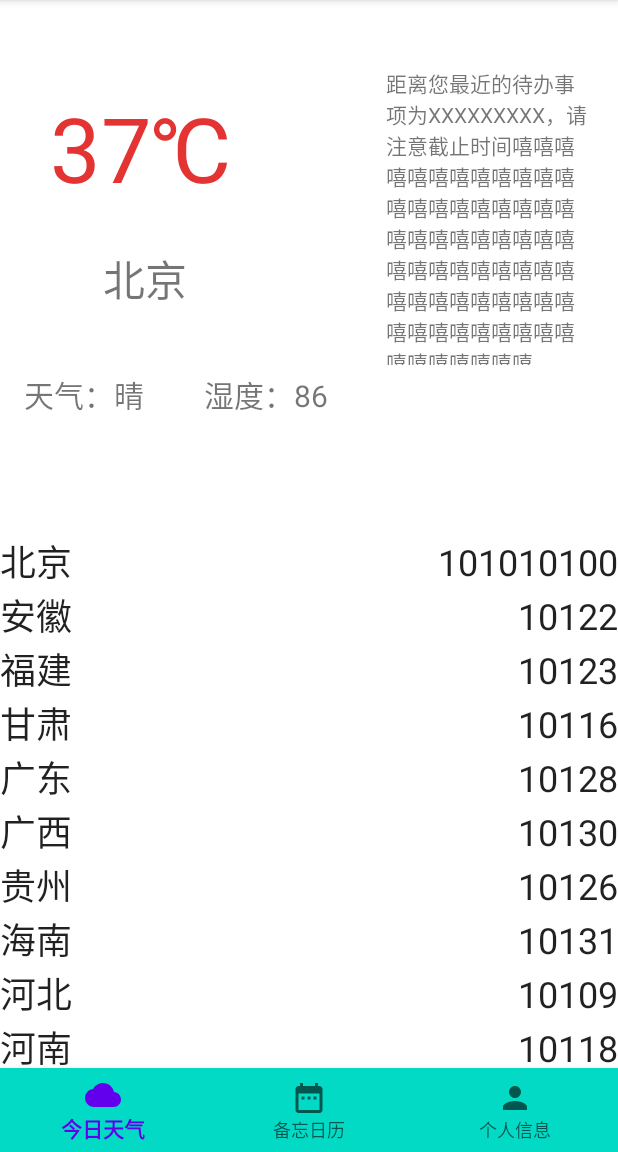
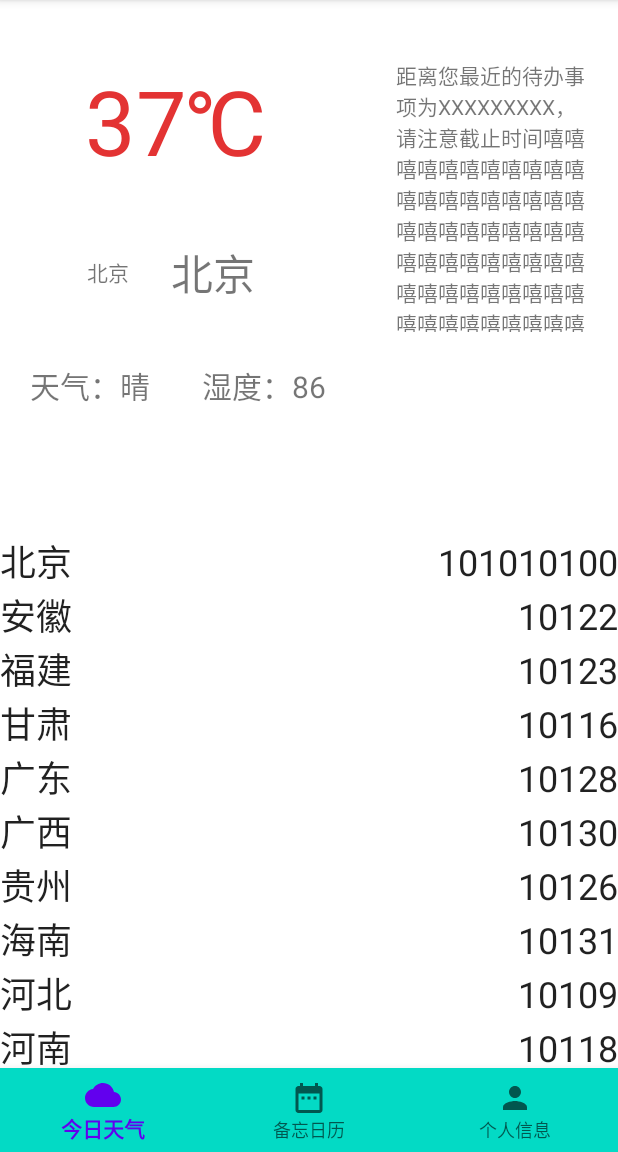
Before and after one commit to Ruiforandroid/TestGitForAndroid, an Android app: the screen it shows after launch (MainActivity), on a phone screen of 412 x 824 dp, the part 84-1236 px from its top. Run offline under Robolectric (Android 15) with nearby library versions, the phone set to English and light mode, and no system bars; our stand-ins replace Volley; network calls fail; 3 statements that could not run were skipped.

Commit message:
Fifth commit

```diff
--- a/app/src/main/java/com/example/androidexamproject/CloudFragment.kt
+++ b/app/src/main/java/com/example/androidexamproject/CloudFragment.kt
@@ -13,19 +13,19 @@ import android.widget.TextView
 import android.widget.Toast
 import androidx.recyclerview.widget.LinearLayoutManager
 import androidx.recyclerview.widget.RecyclerView
+import com.android.volley.toolbox.StringRequest
+import com.android.volley.toolbox.Volley
+import com.example.androidexamproject.weather.Weather
 import com.google.gson.Gson
 import com.google.gson.reflect.TypeToken
 import kotlinx.android.synthetic.main.fragment_cloud.*
 import java.io.BufferedReader
 import java.io.InputStreamReader
 
-private const val ARG_PARAM1 = "param1"
-private const val ARG_PARAM2 = "param2"
+const val cloudURL = "http://t.weather.itboy.net/api/weather/city/"
+
 
 class CloudFragment : Fragment() {
-
-    private var param1: String? = null
-    private var param2: String? = null
 
     lateinit var adapter: MyRecyclerViewAdapter
     lateinit var db: SQLiteDatabase
@@ -43,18 +43,48 @@ class CloudFragment : Fragment() {
     override fun onViewCreated(view: View, savedInstanceState: Bundle?) {
         super.onViewCreated(view, savedInstanceState)
 
-        val openSqLiteHelper = this.context?.let { MyOpenSqLiteHelper(it,2 ) }
+        val openSqLiteHelper = this.context?.let { MyOpenSqLiteHelper(it, 8)}
         if (openSqLiteHelper != null) {
             db = openSqLiteHelper.writableDatabase
         }
+        var cursor2 = db.query(TABLE_NAME_AREA, null, null, null, null, null, null)
+        if (!cursor2.moveToFirst()){
+            val cityname = "北京"
+            val citycode = "101010100"
+            val province = "北京"
+            val contentValues = ContentValues().apply {
+                put("cityname",cityname)
+                put("citycode",citycode)
+                put("province",province)
+            }
+            db.insert(TABLE_NAME_AREA,null,contentValues)
+        }
+        cursor2.moveToFirst()
+        Log.d("Cloud","成功一半")
+        val queue = Volley.newRequestQueue(this.context)
+        textView_province.text = cursor2.getString(cursor2.getColumnIndex("province")).toString()
+        textView_didian.text = cursor2.getString(cursor2.getColumnIndex("cityname")).toString()
+        val citycode = cursor2.getString(cursor2.getColumnIndex("citycode")).toString()
+        val url = (cloudURL+citycode).toString()
+        val stringRequest = StringRequest(url,{
+            val gson = Gson()
+            val WeatherType = object :TypeToken<Weather>(){}.type
+            val weather = gson.fromJson<Weather>(it,WeatherType)
+            textView_shidu.text = "湿度:" + weather.data.shidu
+            textView_tianqi.text = weather.data.forecast[0].type+"℃"
+            textView_wendu.text = weather.data.wendu
+            Log.d("Cloud","成功")
+        },{
+            Log.d("Cloud","失败")
+        })
+        queue.add(stringRequest)
+
         cursor = db.query(TABLE_NAME, null, null, null, null, null, null)
-
         adapter = MyRecyclerViewAdapter(cursor)
         recyclerView.adapter = adapter
         val layoutManager = LinearLayoutManager(this.context)
         layoutManager.orientation = LinearLayoutManager.VERTICAL
         recyclerView.layoutManager = layoutManager
-
         if (!cursor.moveToFirst()) {
             val str = readFileFromRaw(R.raw.citycodepri)
             val gson = Gson()
@@ -73,7 +103,6 @@ class CloudFragment : Fragment() {
                 reloadAllData()
             }
         }
-
     }
 
     fun reloadAllData() {
@@ -136,11 +165,13 @@ class MyRecyclerViewAdapter(var cursor: Cursor): RecyclerView.Adapter<MyRecycler
     }
     override fun onBindViewHolder(holder: ViewHolder, position: Int) {
         cursor.moveToPosition(position)
-
         holder.textView_cityname.text = cursor.getString(cursor.getColumnIndex("cityname"))
         holder.textView_citycode.text = cursor.getString(cursor.getColumnIndex("citycode"))
     }
+
     override fun getItemCount(): Int {
         return cursor.count
     }
+
+
 }
--- a/app/src/main/java/com/example/androidexamproject/MyOpenSqLiteHelper.kt
+++ b/app/src/main/java/com/example/androidexamproject/MyOpenSqLiteHelper.kt
@@ -4,21 +4,27 @@ import android.content.Context
 import android.database.sqlite.SQLiteDatabase
 import android.database.sqlite.SQLiteOpenHelper
 import android.os.Parcelable
+import android.util.Log
+import android.widget.Toast
 
-const val DB_NAME = "myexamdb3.db"
-const val TABLE_NAME = "personexam3"
+const val DB_NAME = "examdb5.db"
+const val TABLE_NAME = "exam5city"
+const val TABLE_NAME_AREA = "examarea5"
 
 
 class MyOpenSqLiteHelper(context: Context, version:Int):SQLiteOpenHelper(context, DB_NAME,null,version) {
 
     override fun onCreate(db: SQLiteDatabase?) {
         db?.execSQL("create table $TABLE_NAME(_id integer primary key autoincrement, citycode text, cityname text)")
+        db?.execSQL("create table $TABLE_NAME_AREA(_id integer primary key autoincrement,cityname text, citycode text, province text)")
+        Log.d("database","创建成功")
     }
 
     override fun onUpgrade(db: SQLiteDatabase?, p1: Int, p2: Int) {
-        db?.execSQL("drop table if exists $DB_NAME")
         db?.execSQL("drop table if exists $TABLE_NAME")
-        TODO("Not yet implemented")
+        db?.execSQL("drop table if exists $TABLE_NAME_AREA")
+        onCreate(db)
+        Log.d("database","更新成功")
     }
 
 }
--- a/app/src/main/res/layout/fragment_cloud.xml
+++ b/app/src/main/res/layout/fragment_cloud.xml
@@ -26,9 +26,8 @@
                 android:layout_width="wrap_content"
                 android:layout_height="wrap_content"
 
-                android:layout_marginStart="33dp"
-                android:layout_marginTop="58dp"
-                android:layout_marginEnd="103dp"
+                android:layout_marginTop="40dp"
+                android:layout_marginEnd="30dp"
                 android:shadowColor="#BC0E0E"
                 android:text="37℃"
                 android:textColor="#E33333"
@@ -38,47 +37,59 @@
                 app:layout_constraintTop_toTopOf="parent" />
 
             <TextView
+                android:id="@+id/textView_province"
+                android:layout_width="wrap_content"
+                android:layout_height="wrap_content"
+                android:layout_marginStart="30dp"
+                android:layout_marginTop="50dp"
+                android:text="北京"
+                app:layout_constraintEnd_toStartOf="@+id/textView_didian"
+                app:layout_constraintStart_toStartOf="parent"
+                app:layout_constraintTop_toBottomOf="@+id/textView_wendu" />
+
+            <TextView
                 android:id="@+id/textView_didian"
                 android:layout_width="wrap_content"
                 android:layout_height="wrap_content"
-                android:layout_marginStart="35dp"
-                android:layout_marginTop="26dp"
+                android:layout_marginStart="20dp"
+                android:layout_marginTop="40dp"
                 android:text="北京"
                 android:textSize="28sp"
-                app:layout_constraintStart_toStartOf="@+id/textView_wendu"
+                app:layout_constraintEnd_toStartOf="@+id/textView_beiwang"
+                app:layout_constraintStart_toStartOf="parent"
                 app:layout_constraintTop_toBottomOf="@+id/textView_wendu" />
 
             <TextView
                 android:id="@+id/textView_tianqi"
                 android:layout_width="wrap_content"
                 android:layout_height="wrap_content"
-                android:layout_marginStart="16dp"
+                android:layout_marginStart="20dp"
+                android:layout_marginTop="50dp"
                 android:text="天气：晴"
                 android:textSize="20sp"
-                app:layout_constraintBaseline_toBaselineOf="@+id/textView_shidu"
-                app:layout_constraintStart_toStartOf="parent" />
+                app:layout_constraintStart_toStartOf="parent"
+                app:layout_constraintTop_toBottomOf="@+id/textView_province" />
 
             <TextView
                 android:id="@+id/textView_shidu"
                 android:layout_width="wrap_content"
                 android:layout_height="wrap_content"
-                android:layout_marginStart="40dp"
-                android:layout_marginTop="41dp"
+                android:layout_marginTop="50dp"
+                android:layout_marginEnd="160dp"
                 android:text="湿度：86"
                 android:textSize="20sp"
+                app:layout_constraintEnd_toEndOf="parent"
                 app:layout_constraintStart_toEndOf="@+id/textView_tianqi"
-                app:layout_constraintTop_toBottomOf="@+id/textView_didian" />
+                app:layout_constraintTop_toBottomOf="@+id/textView_province" />
 
             <TextView
                 android:id="@+id/textView_beiwang"
-                android:layout_width="0dp"
-                android:layout_height="198dp"
-                android:layout_marginTop="45dp"
-                android:layout_marginEnd="15dp"
+                android:layout_width="128dp"
+                android:layout_height="181dp"
+                android:layout_marginEnd="20dp"
                 android:text="距离您最近的待办事项为XXXXXXXXX，请注意截止时间嘻嘻嘻嘻嘻嘻嘻嘻嘻嘻嘻嘻嘻嘻嘻嘻嘻嘻嘻嘻嘻嘻嘻嘻嘻嘻嘻嘻嘻嘻嘻嘻嘻嘻嘻嘻嘻嘻嘻嘻嘻嘻嘻嘻嘻嘻嘻嘻嘻嘻嘻嘻嘻嘻嘻嘻嘻嘻嘻嘻嘻嘻嘻嘻"
                 app:layout_constraintEnd_toEndOf="parent"
-                app:layout_constraintStart_toEndOf="@+id/textView_wendu"
-                app:layout_constraintTop_toTopOf="parent" />
+                app:layout_constraintTop_toTopOf="@+id/textView_wendu" />
         </androidx.constraintlayout.widget.ConstraintLayout>
 
         <androidx.recyclerview.widget.RecyclerView
```
Also changed, not shown: app/src/main/AndroidManifest.xml (+6 -1 lines), app/src/main/java/com/example/androidexamproject/weather/CityInfo.kt (added, +8 -0 lines), app/src/main/java/com/example/androidexamproject/weather/Data.kt (added, +12 -0 lines), app/src/main/java/com/example/androidexamproject/weather/Forecast.kt (added, +19 -0 lines), app/src/main/java/com/example/androidexamproject/weather/Weather.kt (added, +9 -0 lines), app/src/main/java/com/example/androidexamproject/weather/Yesterday.kt (added, +16 -0 lines), build.gradle (+8 -0 lines).
